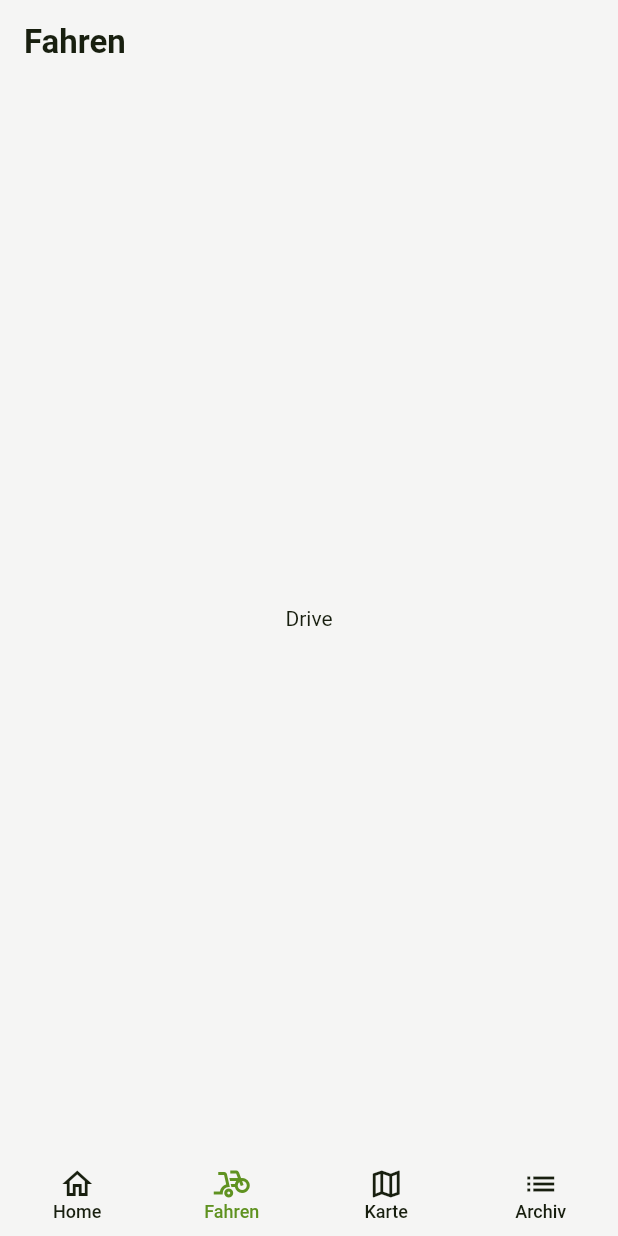
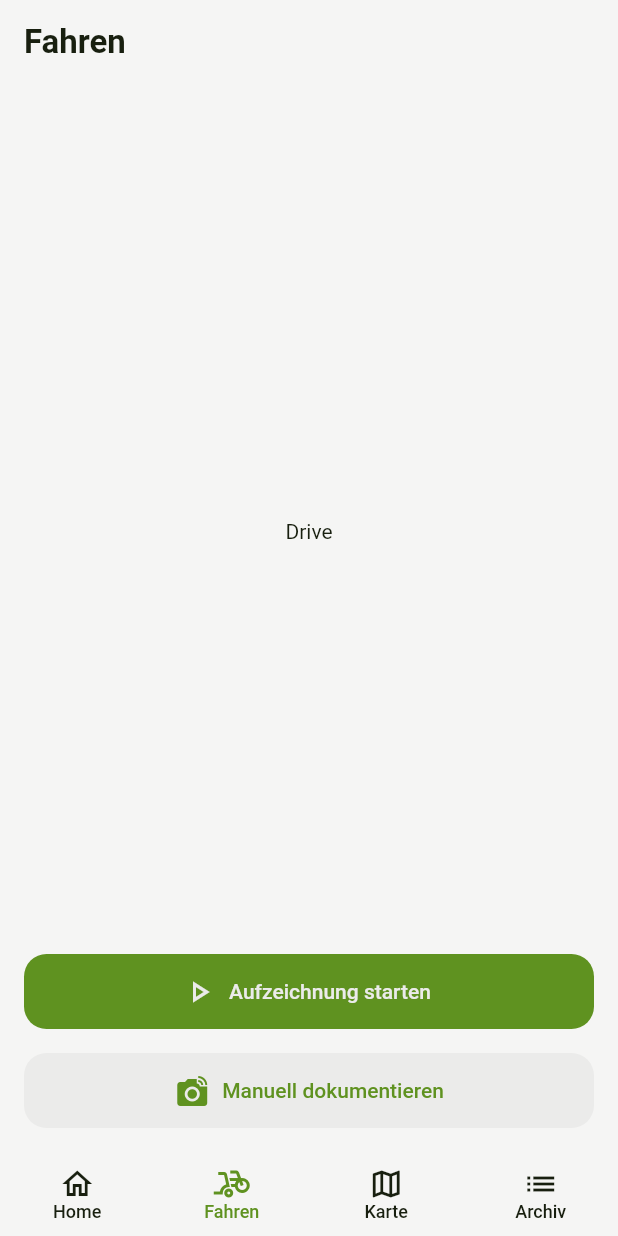
Before and after one commit to maximilianknodt/Listroots, a Flutter app: the screen it shows after launch, item 2 of the bottom bar chosen, on a phone screen of 412 x 824 dp. Run offline on Flutter 3.47's test engine with Material 2 defaults, Android fonts, the phone set to English and light mode, and no system bars; our stand-ins replace bloc, cached_network_image, flutter_bloc, go_router; missing offline and left inert: latlng, map; Roboto replaces fonts that are missing (IBM Plex Sans).

Commit message:
LS-141 added button themes and basic layout for drive screen

```diff
--- a/lib/theme.dart
+++ b/lib/theme.dart
@@ -64,6 +64,9 @@ class AppColorTheme {
         colorScheme: _lightColorSheme,
         fontFamily: _ibmPlexSans,
         textTheme: _textTheme,
+        elevatedButtonTheme: ElevatedButtonThemeData(style: _baseButtonStyle),
+        textButtonTheme: _textButtonTheme(_primaryContainer),
+        outlinedButtonTheme: OutlinedButtonThemeData(style: _baseButtonStyle),
       );
 
   ThemeData get darkTheme => ThemeData(
@@ -76,6 +79,11 @@ class AppColorTheme {
         scaffoldBackgroundColor: _darkColorScheme.background,
         colorScheme: _darkColorScheme,
         fontFamily: _ibmPlexSans,
+
+        elevatedButtonTheme: ElevatedButtonThemeData(style: _baseButtonStyle),
+        textButtonTheme: _textButtonTheme(const Color(
+            0xFF29341D)), // TODO: use _primaryContainerDark after merge
+        outlinedButtonTheme: OutlinedButtonThemeData(style: _baseButtonStyle),
       );
 
   TextTheme get _textTheme => TextTheme(
@@ -127,4 +135,25 @@ class AppColorTheme {
         selectedLabelStyle: _label(12),
         unselectedLabelStyle: _label(12),
       );
+
+  ButtonStyle get _baseButtonStyle => ButtonStyle(
+        elevation: MaterialStateProperty.all(0),
+        shape: MaterialStateProperty.all(
+          RoundedRectangleBorder(
+            borderRadius: BorderRadius.circular(15),
+          ),
+        ),
+        minimumSize: MaterialStateProperty.all(
+          const Size(100, 50),
+        ),
+      );
+
+  TextButtonThemeData _textButtonTheme(Color backgroundColor) =>
+      TextButtonThemeData(
+        style: _baseButtonStyle.copyWith(
+          backgroundColor: MaterialStateProperty.all<Color>(
+            backgroundColor,
+          ),
+        ),
+      );
 }
--- a/lib/view/drive/drive.dart
+++ b/lib/view/drive/drive.dart
@@ -5,8 +5,33 @@ class Drive extends StatelessWidget {
 
   @override
   Widget build(BuildContext context) {
-    return const Center(
-      child: Text("Drive"),
+    return Padding(
+      padding: const EdgeInsets.all(16.0), // TODO: theme extension
+      child: Column(
+        crossAxisAlignment: CrossAxisAlignment.stretch,
+        children: [
+          const Expanded(
+            child: Center(
+              child: Text("Drive"),
+            ),
+          ),
+          ElevatedButton.icon(
+            onPressed: () {
+              // TODO: navigate: GoRouter.of(context).pushNamed('/drive/recording');
+            },
+            icon: const Icon(Icons.play_arrow_outlined),
+            label: const Text("Aufzeichnung starten"),
+          ),
+          const Divider(color: Colors.transparent),
+          TextButton.icon(
+            onPressed: () {
+              // TODO: navigate: GoRouter.of(context).push('/drive/documenting');
+            },
+            icon: const Icon(Icons.linked_camera),
+            label: const Text("Manuell dokumentieren"),
+          ),
+        ],
+      ),
     );
   }
 }
--- a/lib/view/home/home.dart
+++ b/lib/view/home/home.dart
@@ -6,7 +6,7 @@ class Home extends StatelessWidget {
   @override
   Widget build(BuildContext context) {
     return const Center(
-      child: Text('Home'),
+      child: Text("Home"),
     );
   }
 }
```
Also changed, not shown: lib/view/drive/documenting/documenting.dart (added, +21 -0 lines), lib/view/drive/recording/recording.dart (added, +21 -0 lines).
